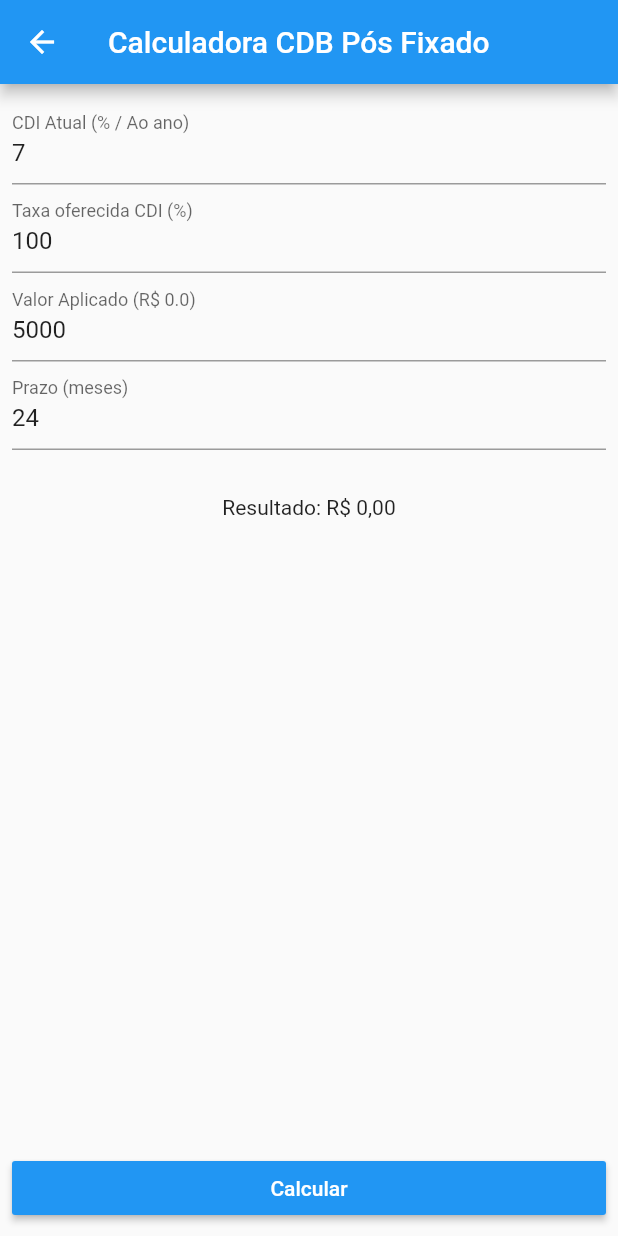
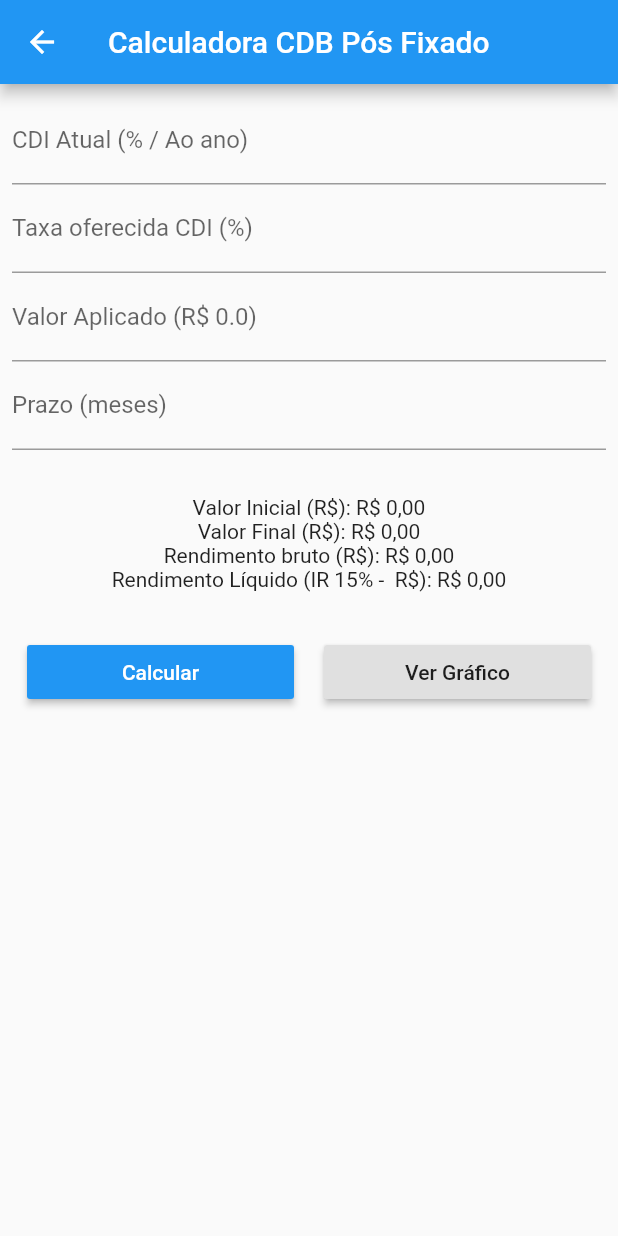
Before and after one commit to cesarsicas/yield, a Flutter app: the PostFixedCDBCalculatorScreen screen opened by its route, on a phone screen of 412 x 824 dp. Run offline on Flutter 3.47's test engine with Material 2 defaults, Android fonts, the phone set to English and light mode, and no system bars.

Commit message:
improve and refactor post fixed cdb

```diff
--- a/lib/presentation/post_fixed_cdb/post_fixed_cdb_calculator_screen.dart
+++ b/lib/presentation/post_fixed_cdb/post_fixed_cdb_calculator_screen.dart
@@ -30,18 +30,22 @@ class _PostFixedCDBCalculatorScreenState
   final offeredRateEditController = TextEditingController();
   final offeredRateEditFocus = FocusNode();
 
-  var resultValue = "R\$ 0,00";
+  var startValue = "R\$ 0,00";
+  var endValue = "R\$ 0,00";
+  var grossYield = "R\$ 0,00";
+  var netYield = "R\$ 0,00";
+
+  PostFixedCdbResult result;
 
   @override
   Widget build(BuildContext context) {
-    final Size screenSize = MediaQuery.of(context).size;
     this.context = context;
     this.presenter = PostFixedCDBCalculatorPresenter(this);
 
-    mainValueEditController.text = "5000";
-    timeEditController.text = "24";
-    actualCDIEditController.text = "7";
-    offeredRateEditController.text = "100";
+//    mainValueEditController.text = "5000";
+//    //timeEditController.text = "24";
+//    actualCDIEditController.text = "7";
+//    offeredRateEditController.text = "100";
 
     return Scaffold(
         appBar: AppBar(
@@ -49,45 +53,36 @@ class _PostFixedCDBCalculatorScreenState
         ),
         body: Padding(
           padding: const EdgeInsets.all(8.0),
-          child: Column(
-            children: <Widget>[
-              Expanded(
-                child: new ListView(
-                  children: <Widget>[
+          child: ListView(children: <Widget>[
             TextFormField(
                 focusNode: actualCDIEditFocus,
                 controller: actualCDIEditController,
                 decoration: InputDecoration(
-                            labelText: 'CDI Atual (% / Ao ano)',
-                            hintText: '00,00'),
+                    labelText: 'CDI Atual (% / Ao ano)', hintText: '00,00'),
                 keyboardType: TextInputType.number,
                 inputFormatters: [
                   BlacklistingTextInputFormatter(new RegExp('[\\.]')),
                 ],
                 onFieldSubmitted: (v) {
-                          FocusScope.of(context)
-                              .requestFocus(offeredRateEditFocus);
+                  FocusScope.of(context).requestFocus(offeredRateEditFocus);
                 }),
             TextFormField(
                 focusNode: offeredRateEditFocus,
                 controller: offeredRateEditController,
                 decoration: InputDecoration(
-                            labelText: 'Taxa oferecida CDI (%)',
-                            hintText: '00,00'),
+                    labelText: 'Taxa oferecida CDI (%)', hintText: '00,00'),
                 keyboardType: TextInputType.number,
                 inputFormatters: [
                   BlacklistingTextInputFormatter(new RegExp('[\\.]')),
                 ],
                 onFieldSubmitted: (v) {
-                          FocusScope.of(context)
-                              .requestFocus(mainValueEditFocus);
+                  FocusScope.of(context).requestFocus(mainValueEditFocus);
                 }),
             TextFormField(
                 focusNode: mainValueEditFocus,
                 controller: mainValueEditController,
                 decoration: InputDecoration(
-                            labelText: 'Valor Aplicado (R\$ 0.0)',
-                            hintText: '00,00'),
+                    labelText: 'Valor Aplicado (R\$ 0.0)', hintText: '00,00'),
                 keyboardType: TextInputType.number,
                 inputFormatters: [
                   BlacklistingTextInputFormatter(new RegExp('[\\.]')),
@@ -98,29 +93,52 @@ class _PostFixedCDBCalculatorScreenState
             TextFormField(
               focusNode: timeEditFocus,
               keyboardType: TextInputType.number,
-                      inputFormatters: [
-                        WhitelistingTextInputFormatter.digitsOnly
-                      ],
+              inputFormatters: [WhitelistingTextInputFormatter.digitsOnly],
               controller: timeEditController,
               decoration: InputDecoration(labelText: 'Prazo (meses)'),
             ),
             Center(
               child: Padding(
                 padding: EdgeInsets.fromLTRB(0.0, 30, 0.0, 20.0),
-                        child: Row(
+                child: Column(
+                  children: <Widget>[
+                    Row(
                       mainAxisAlignment: MainAxisAlignment.center,
                       children: <Widget>[
-                            Text("Resultado: "),
-                            Text(resultValue)
+                        Text("Valor Inicial (R\$): "),
+                        Text(startValue)
+                      ],
+                    ),
+                    Row(
+                      mainAxisAlignment: MainAxisAlignment.center,
+                      children: <Widget>[
+                        Text("Valor Final (R\$): "),
+                        Text(endValue)
+                      ],
+                    ),
+                    Row(
+                      mainAxisAlignment: MainAxisAlignment.center,
+                      children: <Widget>[
+                        Text("Rendimento bruto (R\$): "),
+                        Text(grossYield)
+                      ],
+                    ),
+                    Row(
+                      mainAxisAlignment: MainAxisAlignment.center,
+                      children: <Widget>[
+                        Text("Rendimento Líquido (IR 15% -  R\$): "),
+                        Text(netYield)
+                      ],
+                    )
                   ],
                 ),
               ),
             ),
-                  ],
-                ),
-              ),
-              new Container(
-                width: screenSize.width,
+            Row(
+              children: <Widget>[
+                Expanded(
+                    child: Padding(
+                  padding: EdgeInsets.all(10.0),
                   child: RaisedButton(
                     child: Text(
                       'Calcular',
@@ -135,44 +153,49 @@ class _PostFixedCDBCalculatorScreenState
                     },
                     color: Colors.blue,
                   ),
-                margin: new EdgeInsets.only(top: 20.0),
-              ),
+                )),
+                Expanded(
+                    child: Padding(
+                  padding: EdgeInsets.all(10.0),
+                  child: RaisedButton(
+                      onPressed: () {
+                        _onClickShowChart();
+                      },
+                      child: Text("Ver Gráfico")),
+                )),
               ],
             ),
+          ]),
         ));
   }
 
   @override
   void onResult(PostFixedCdbResult result) {
-    Navigator.push(
-      context,
-      MaterialPageRoute(builder: (context) => PostFixedCdbResultScreen(result)),
-    );
+    this.result = result;
+    setState(() {
+      startValue = result.calc.startValue.toStringAsFixed(2);
+      endValue = result.result.toStringAsFixed(2);
+
+      var grossValueNumber = result.result - result.calc.startValue;
+
+      grossYield = (grossValueNumber).toStringAsFixed(2);
+      netYield =
+          (grossValueNumber - (grossValueNumber * 0.15)).toStringAsFixed(2);
+    });
   }
 
   @override
   void showMessage(String message) {
     print(message);
+  }
 
-//    // flutter defined function
-//    showDialog(
-//      context: context,
-//      builder: (BuildContext context) {
-//        // return object of type Dialog
-//        return AlertDialog(
-//          title: new Text("Info"),
-//          content: new Text(message),
-//          actions: <Widget>[
-//            // usually buttons at the bottom of the dialog
-//            new FlatButton(
-//              child: new Text("Ok"),
-//              onPressed: () {
-//                Navigator.pop(context);
-//              },
-//            ),
-//          ],
-//        );
-//      },
-//    );
+  void _onClickShowChart() {
+    if (this.result != null) {
+      Navigator.push(
+        context,
+        MaterialPageRoute(
+            builder: (context) => PostFixedCdbResultScreen(this.result)),
+      );
     }
   }
+}
```
Also changed, not shown: lib/presentation/post_fixed_cdb/result/post_fixed_cdb_result_screen.dart (+16 -20 lines). Lines whose indentation alone changed are shown as unchanged.
